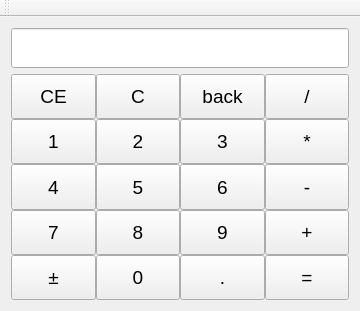
Qt form mainwindow.ui (fingersnail/calFORprac) before a commit.
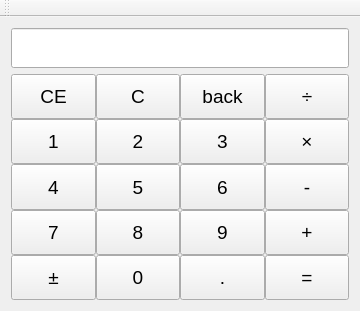
The same form after that commit.

Diff of the .ui file:
```diff
--- a/mainwindow.ui
+++ b/mainwindow.ui
@@ -301,7 +301,7 @@
          </font>
         </property>
         <property name="text">
-         <string>*</string>
+         <string>×</string>
         </property>
        </widget>
       </item>
@@ -319,7 +319,7 @@
          </font>
         </property>
         <property name="text">
-         <string>/</string>
+         <string>÷</string>
         </property>
        </widget>
       </item>
```
